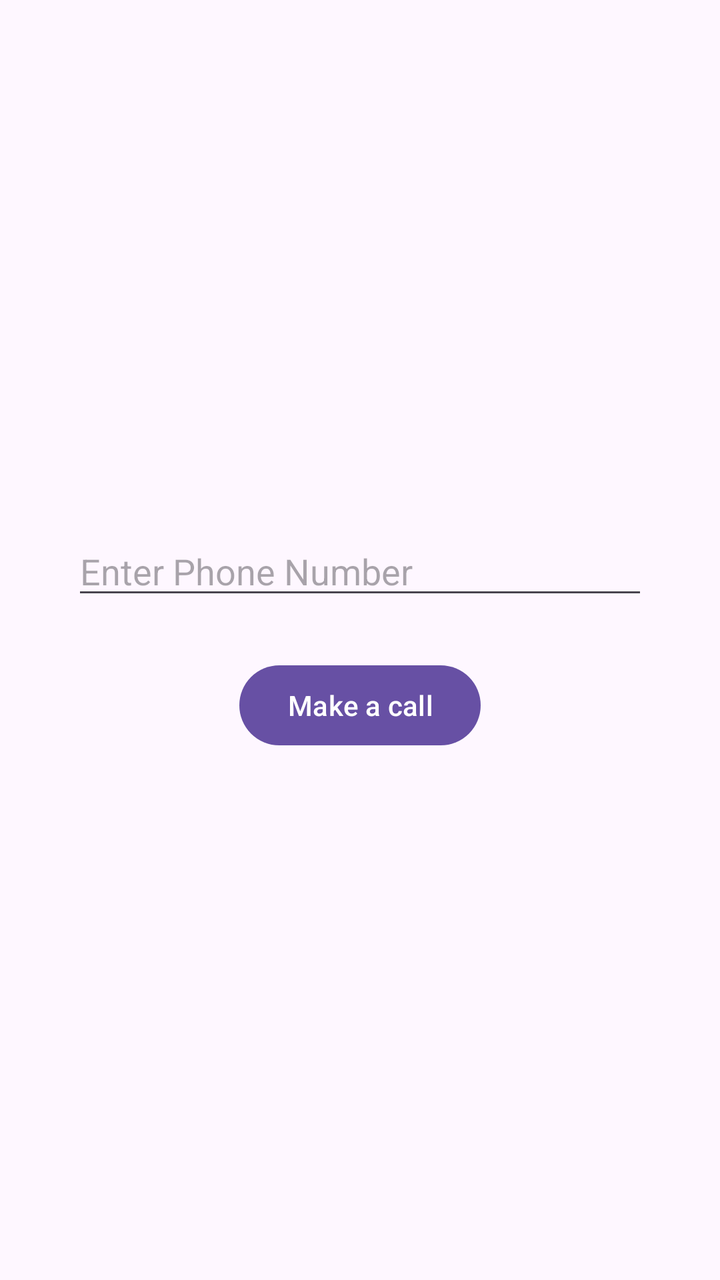
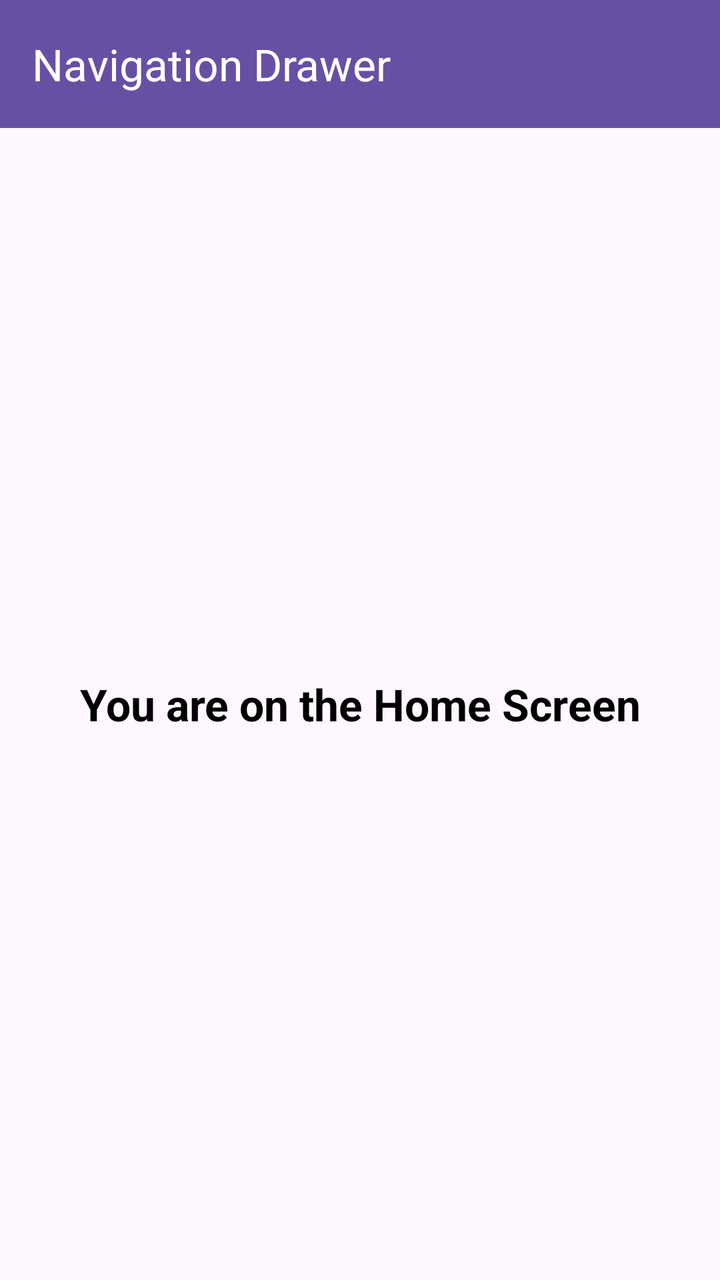

Before-and-after screenshots of an Android layout around one commit, followed by the original layout XML and the change that was made.
<!-- AndroidManifest.xml: application theme Theme.MyApplication -->
<!-- res/layout/activity_main.xml -->
<?xml version="1.0" encoding="utf-8"?>
<LinearLayout xmlns:android="http://schemas.android.com/apk/res/android"
    android:layout_width="match_parent"
    android:layout_height="match_parent"
    android:gravity="center"
    android:orientation="vertical"
    android:padding="36dp">

    <EditText
        android:id="@+id/letNumber"
        android:layout_width="match_parent"
        android:layout_height="wrap_content"
        android:layout_marginBottom="24dp"
        android:hint="Enter Phone Number"
        android:inputType="phone" />

    <Button
        android:id="@+id/btnOpen"
        android:layout_width="wrap_content"
        android:layout_height="wrap_content"
        android:text="Make a call" />

</LinearLayout>
<!-- resources referenced by this layout -->
<resources>
  <style name="Theme.MyApplication" parent="Base.Theme.MyApplication" />
  <style name="Base.Theme.MyApplication" parent="Theme.Material3.DayNight.NoActionBar">
          <item name="colorPrimary">@color/purple_500</item>
          <item name="colorOnPrimary">@color/white</item>
          <item name="colorPrimaryContainer">@color/purple_700</item>
          <item name="colorSecondary">@color/teal_200</item>
          <item name="colorOnSecondary">@color/black</item>
          <item name="android:statusBarColor">@color/purple_700</item>
      </style>
  <color name="purple_500">#6750A4</color>
  <color name="white">#FFFFFFFF</color>
  <color name="purple_700">#4F378B</color>
  <color name="teal_200">#03DAC5</color>
  <color name="black">#FF000000</color>
</resources>

<!-- the commit's change to res/layout/activity_main.xml (unified diff, before → after) -->
@@ -1,23 +1,83 @@
+<?xml version="1.0" encoding="utf-8"?>
+<androidx.drawerlayout.widget.DrawerLayout xmlns:android="http://schemas.android.com/apk/res/android"
+    xmlns:app="http://schemas.android.com/apk/res-auto"
+    xmlns:tools="http://schemas.android.com/tools"
+    android:id="@+id/drawerlayout"
+    android:layout_width="match_parent"
+    android:layout_height="match_parent"
+    tools:context=".MainActivity">
+
+    
+    <LinearLayout
+        android:layout_width="match_parent"
+        android:layout_height="match_parent"
+        android:orientation="vertical">
+
+        <androidx.appcompat.widget.Toolbar
+            android:id="@+id/toolbar"
+            android:layout_width="match_parent"
+            android:layout_height="?attr/actionBarSize"
+            android:background="@color/purple_500"
+            app:title="Navigation Drawer"
+            app:titleTextColor="@color/white" />
+
+        <TextView
+            android:id="@+id/tvMainContent"
+            android:layout_width="match_parent"
+            android:layout_height="match_parent"
+            android:gravity="center"
+            android:text="You are on the Home Screen"
+            android:textColor="#000000"
+            android:textSize="22sp"
+            android:textStyle="bold" />
+
+    </LinearLayout>
+
+    
+    <com.google.android.material.navigation.NavigationView
+        android:id="@+id/navView"
+        android:layout_width="wrap_content"
+        android:layout_height="match_parent"
+        android:layout_gravity="start"
+        app:menu="@menu/navigation_menu"
+        app:headerLayout="@layout/drawer_header" />
+
+</androidx.drawerlayout.widget.DrawerLayout>
+<!-- res/layout/drawer_header.xml (included above) -->
 <?xml version="1.0" encoding="utf-8"?>
 <LinearLayout xmlns:android="http://schemas.android.com/apk/res/android"
     android:layout_width="match_parent"
-    android:layout_height="match_parent"
-    android:gravity="center"
+    android:layout_height="170dp"
     android:orientation="vertical"
-    android:padding="36dp">
+    android:gravity="bottom"
+    android:padding="16dp"
+    android:background="@color/purple_500">
 
-    <EditText
-        android:id="@+id/letNumber"
-        android:layout_width="match_parent"
-        android:layout_height="wrap_content"
-        android:layout_marginBottom="24dp"
-        android:hint="Enter Phone Number"
-        android:inputType="phone" />
+    <ImageView
+        android:id="@+id/imgHeaderAvatar"
+        android:layout_width="60dp"
+        android:layout_height="60dp"
+        android:src="@drawable/baseline_person_24"
+        android:background="@drawable/circle_bg"
+        android:padding="8dp"
+        android:contentDescription="Profile Picture" />
 
-    <Button
-        android:id="@+id/btnOpen"
+    <TextView
+        android:id="@+id/tvHeaderTitle"
         android:layout_width="wrap_content"
         android:layout_height="wrap_content"
-        android:text="Make a call" />
+        android:text="Android App"
+        android:textColor="@android:color/white"
+        android:textSize="18sp"
+        android:textStyle="bold"
+        android:layout_marginTop="8dp" />
+
+    <TextView
+        android:id="@+id/tvHeaderSubtitle"
+        android:layout_width="wrap_content"
+        android:layout_height="wrap_content"
+        android:text="user@example.com"
+        android:textColor="#E0E0E0"
+        android:textSize="14sp" />
 
 </LinearLayout>
<!-- resource entries referenced after the edit -->
@@ -11,6 +11,18 @@
       </style>
   <color name="purple_500">#6750A4</color>
   <color name="white">#FFFFFFFF</color>
+  <!-- drawable baseline_person_24 (drawable) -->
+  <vector xmlns:android="http://schemas.android.com/apk/res/android" android:height="24dp" android:tint="#000000" android:viewportHeight="24" android:viewportWidth="24" android:width="24dp">
+        
+      <path android:fillColor="@android:color/white" android:pathData="M12,12c2.21,0 4,-1.79 4,-4s-1.79,-4 -4,-4 -4,1.79 -4,4 1.79,4 4,4zM12,14c-2.67,0 -8,1.34 -8,4v2h16v-2c0,-2.66 -5.33,-4 -8,-4z"/>
+      
+  </vector>
+  <!-- drawable circle_bg (drawable) -->
+  <?xml version="1.0" encoding="utf-8"?>
+  <shape xmlns:android="http://schemas.android.com/apk/res/android"
+      android:shape="oval">
+      <solid android:color="@android:color/white" />
+  </shape>
   <color name="purple_700">#4F378B</color>
   <color name="teal_200">#03DAC5</color>
   <color name="black">#FF000000</color>
